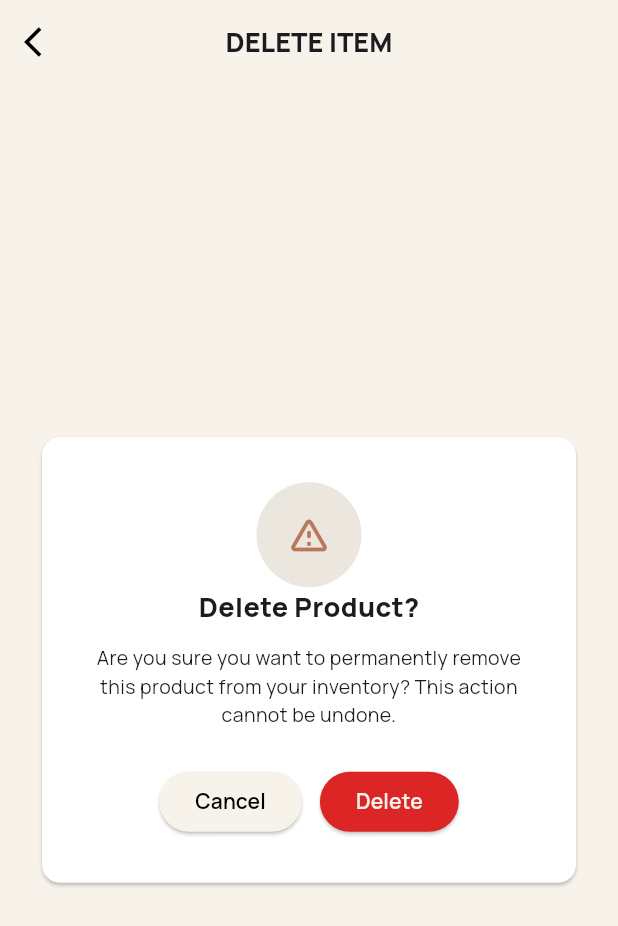
After one commit to hatemrihan/NTI---Finall, a Flutter app: the DeleteConfirmation screen opened directly, on a phone screen of 412 x 824 dp. The commit adds this screen. Shown: the top 926 px of the screen. Run offline on Flutter 3.47's test engine with Material 3 defaults, Android fonts, the phone set to English and light mode, and no system bars; our stand-ins replace dio, flutter_svg; network calls fail.

Commit message:
delete confirmation

```diff
--- a/lib/app_colors.dart
+++ b/lib/app_colors.dart
@@ -12,4 +12,6 @@ class AppColors {
   static const hintClr = Color(0xff7B827A);
   static const textClr = Color(0xff1E2521);
   static const redClr = Color(0xffDC2626);
+  static const broClr = Color(0xffB9785B20);
+  static const bro2Clr = Color(0xffB9785B);
 }
--- a/lib/app_styles.dart
+++ b/lib/app_styles.dart
@@ -57,4 +57,8 @@ class AppStyles {
     fontSize: 27,
     fontWeight: FontWeight.w800,
   );
+  static const TextStyle style18ExtraBold = TextStyle(
+    fontSize: 18,
+    fontWeight: FontWeight.w800,
+  );
 }
--- /dev/null
+++ b/lib/screens/Delete_Confirmation.dart
@@ -0,0 +1,92 @@
+import 'package:final_project/app_colors.dart';
+import 'package:final_project/app_styles.dart';
+import 'package:flutter/material.dart';
+
+class DeleteConfirmation extends StatelessWidget {
+  const DeleteConfirmation({super.key});
+
+  @override
+  Widget build(BuildContext context) {
+    return Scaffold(
+      backgroundColor: AppColors.backgroundClr,
+      appBar: AppBar(
+        backgroundColor: AppColors.backgroundClr,
+        leading: IconButton(
+          onPressed: () {},
+          icon: const Icon(Icons.arrow_back_ios, color: Colors.black),
+        ),
+        centerTitle: true,
+        title: Text('DELETE ITEM', style: AppStyles.style18ExtraBold),
+      ),
+      body: SafeArea(
+        child: Center(
+          child: Padding(
+            padding: const EdgeInsets.all(24.0),
+            child: Card(
+              color: AppColors.whiteClr,
+              child: Padding(
+                padding: const EdgeInsets.all(30),
+                child: Column(
+                  mainAxisAlignment: MainAxisAlignment.center,
+                  mainAxisSize: MainAxisSize.min,
+                  children: [
+                    Container(
+                      decoration: BoxDecoration(
+                        color: AppColors.broClr.withOpacity(0.15),
+                        shape: BoxShape.circle,
+                      ),
+                      height: 70,
+                      width: 70,
+                      child: const Icon(
+                        Icons.warning_amber_rounded,
+                        size: 30,
+                        color: AppColors.bro2Clr,
+                      ),
+                    ),
+                    Text('Delete Product?', style: AppStyles.style18ExtraBold),
+                    const SizedBox(height: 12),
+                    Text(
+                      'Are you sure you want to permanently remove this product from your inventory? This action cannot be undone.',
+                      maxLines: 3,
+                      textAlign: TextAlign.center,
+                      style: AppStyles.style13,
+                    ),
+                    const SizedBox(height: 24),
+                    Row(
+                      mainAxisAlignment: MainAxisAlignment.center,
+                      children: [
+                        ElevatedButton(
+                          onPressed: () {},
+                          style: ElevatedButton.styleFrom(
+                            backgroundColor: AppColors.backgroundClr,
+                            foregroundColor: Colors.black,
+                          ),
+                          child: const Text(
+                            'Cancel',
+                            style: AppStyles.style14SemiBold,
+                          ),
+                        ),
+                        const SizedBox(width: 12),
+                        ElevatedButton(
+                          onPressed: () {},
+                          style: ElevatedButton.styleFrom(
+                            backgroundColor: AppColors.redClr,
+                            foregroundColor: AppColors.backgroundClr,
+                          ),
+                          child: const Text(
+                            'Delete',
+                            style: AppStyles.style14SemiBold,
+                          ),
+                        ),
+                      ],
+                    ),
+                  ],
+                ),
+              ),
+            ),
+          ),
+        ),
+      ),
+    );
+  }
+}
--- a/lib/screens/cart_screen.dart
+++ b/lib/screens/cart_screen.dart
@@ -59,9 +59,9 @@ class _CartScreenState extends State<CartScreen> {
   @override
   Widget build(BuildContext context) {
     return Scaffold(
-      backgroundColor: AppColors.bottomBackgroundClr,
+      backgroundColor: AppColors.backgroundClr,
       appBar: AppBar(
-        backgroundColor: Colors.transparent,
+        backgroundColor: AppColors.backgroundClr,
         elevation: 0,
         leading: IconButton(
           onPressed: () {},
@@ -92,6 +92,7 @@ class _CartScreenState extends State<CartScreen> {
                 itemCount: mylist.length,
                 itemBuilder: (context, index) {
                   return Card(
+                    color: AppColors.whiteClr,
                     child: Padding(
                       padding: const EdgeInsets.all(10.0),
                       child: Row(
@@ -221,6 +222,7 @@ class _CartScreenState extends State<CartScreen> {
               ),
               const SizedBox(height: 30),
               Card(
+                color: AppColors.whiteClr,
                 child: Padding(
                   padding: const EdgeInsets.all(16.0),
                   child: Column(
```
